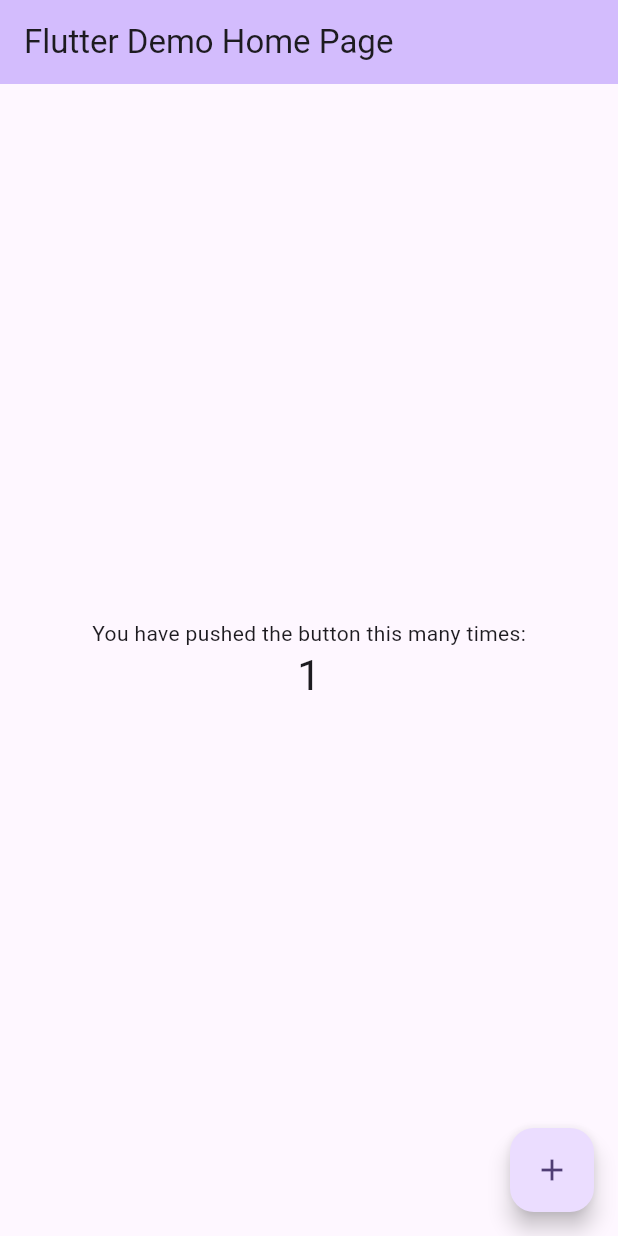
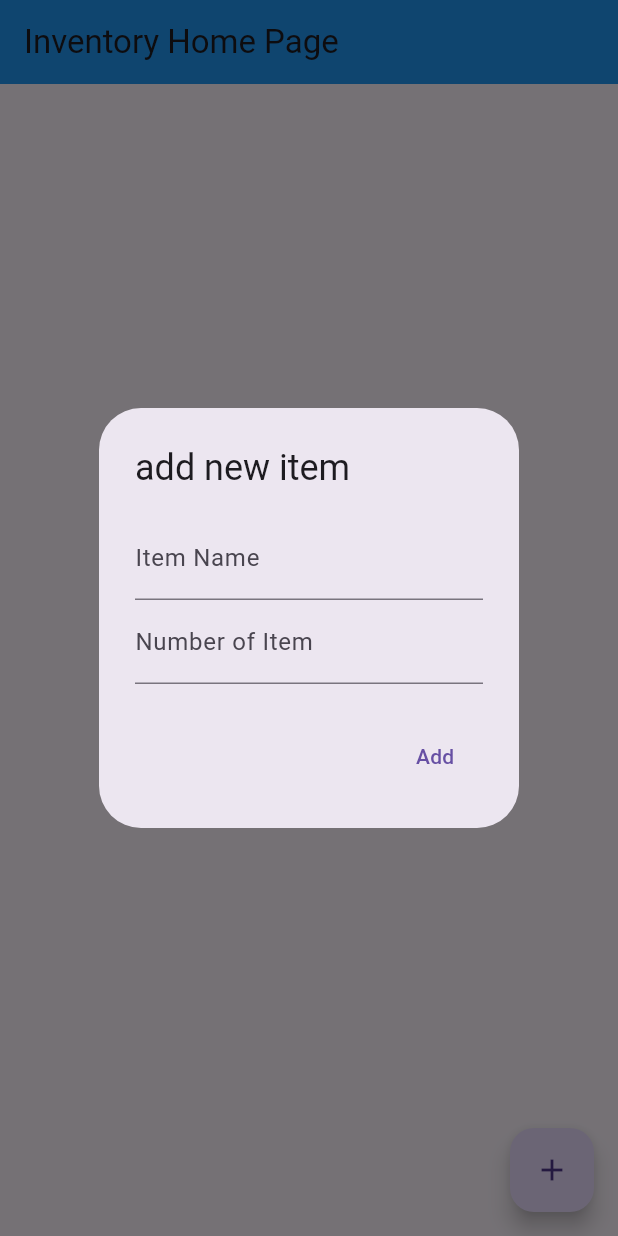
Before and after one commit to SunwooDua/cw6, a Flutter app: the screen it shows after launch, after a tap on the "add" icon, on a phone screen of 412 x 824 dp. Run offline on Flutter 3.47's test engine with Material 3 defaults, Android fonts, the phone set to English and light mode, and no system bars; our stand-ins replace cloud_firestore, firebase_core; accounts and stored records are empty.

```diff
--- a/lib/main.dart
+++ b/lib/main.dart
@@ -1,122 +1,184 @@
+import 'package:firebase_core/firebase_core.dart';
 import 'package:flutter/material.dart';
+import 'package:cloud_firestore/cloud_firestore.dart'; // Import Firestore
 
-void main() {
-  runApp(const MyApp());
+void main() async {
+  WidgetsFlutterBinding.ensureInitialized();
+  await Firebase.initializeApp();
+  runApp(InventoryApp());
 }
 
-class MyApp extends StatelessWidget {
-  const MyApp({super.key});
-
-  // This widget is the root of your application.
+class InventoryApp extends StatelessWidget {
   @override
   Widget build(BuildContext context) {
     return MaterialApp(
-      title: 'Flutter Demo',
-      theme: ThemeData(
-        // This is the theme of your application.
-        //
-        // TRY THIS: Try running your application with "flutter run". You'll see
-        // the application has a purple toolbar. Then, without quitting the app,
-        // try changing the seedColor in the colorScheme below to Colors.green
-        // and then invoke "hot reload" (save your changes or press the "hot
-        // reload" button in a Flutter-supported IDE, or press "r" if you used
-        // the command line to start the app).
-        //
-        // Notice that the counter didn't reset back to zero; the application
-        // state is not lost during the reload. To reset the state, use hot
-        // restart instead.
-        //
-        // This works for code too, not just values: Most code changes can be
-        // tested with just a hot reload.
-        colorScheme: ColorScheme.fromSeed(seedColor: Colors.deepPurple),
-      ),
-      home: const MyHomePage(title: 'Flutter Demo Home Page'),
+      title: 'Inventory Management App',
+      theme: ThemeData(primarySwatch: Colors.blue),
+      home: InventoryHomePage(title: 'Inventory Home Page'),
     );
   }
 }
 
-class MyHomePage extends StatefulWidget {
-  const MyHomePage({super.key, required this.title});
-
-  // This widget is the home page of your application. It is stateful, meaning
-  // that it has a State object (defined below) that contains fields that affect
-  // how it looks.
-
-  // This class is the configuration for the state. It holds the values (in this
-  // case the title) provided by the parent (in this case the App widget) and
-  // used by the build method of the State. Fields in a Widget subclass are
-  // always marked "final".
-
+class InventoryHomePage extends StatefulWidget {
+  InventoryHomePage({Key? key, required this.title}) : super(key: key);
   final String title;
 
   @override
-  State<MyHomePage> createState() => _MyHomePageState();
+  _InventoryHomePageState createState() => _InventoryHomePageState();
 }
 
-class _MyHomePageState extends State<MyHomePage> {
-  int _counter = 0;
-
-  void _incrementCounter() {
-    setState(() {
-      // This call to setState tells the Flutter framework that something has
-      // changed in this State, which causes it to rerun the build method below
-      // so that the display can reflect the updated values. If we changed
-      // _counter without calling setState(), then the build method would not be
-      // called again, and so nothing would appear to happen.
-      _counter++;
-    });
+class _InventoryHomePageState extends State<InventoryHomePage> {
+  // delete button
+  void deleteItem(String itemId) {
+    _firestore.collection('inventory').doc(itemId).delete();
   }
 
+  void itemAdd() {
+    final TextEditingController nameController = TextEditingController();
+    final TextEditingController quantityController = TextEditingController();
+
+    showDialog(
+      context: context,
+      builder: (BuildContext context) {
+        return AlertDialog(
+          title: Text("add new item"),
+          content: Column(
+            mainAxisAlignment: MainAxisAlignment.center,
+            mainAxisSize: MainAxisSize.min,
+            children: [
+              TextField(
+                controller: nameController,
+                decoration: InputDecoration(labelText: 'Item Name'),
+              ),
+              TextField(
+                controller: quantityController,
+                decoration: InputDecoration(labelText: 'Number of Item'),
+              ),
+            ],
+          ),
+          actions: [
+            TextButton(
+              onPressed: () {
+                // button
+                String name = nameController.text.trim();
+                int quantity =
+                    int.tryParse(quantityController.text.trim()) ?? 0;
+                _firestore.collection('inventory').add({
+                  'name': name,
+                  'quantity': quantity,
+                });
+              },
+              child: Text("Add"),
+            ),
+          ],
+        );
+      },
+    );
+  }
+
+  void itemUpdate(String itemId) {
+    final TextEditingController nameController = TextEditingController();
+    final TextEditingController quantityController = TextEditingController();
+
+    showDialog(
+      context: context,
+      builder: (BuildContext context) {
+        return AlertDialog(
+          title: Text("update item"),
+          content: Column(
+            mainAxisAlignment: MainAxisAlignment.center,
+            mainAxisSize: MainAxisSize.min,
+            children: [
+              TextField(
+                controller: nameController,
+                decoration: InputDecoration(labelText: 'Item Name'),
+              ),
+              TextField(
+                controller: quantityController,
+                decoration: InputDecoration(labelText: 'Number of Item'),
+              ),
+            ],
+          ),
+          actions: [
+            TextButton(
+              onPressed: () {
+                // button
+                String name = nameController.text.trim();
+                int quantity =
+                    int.tryParse(quantityController.text.trim()) ?? 0;
+                _firestore.collection('inventory').doc(itemId).update({
+                  'name': name,
+                  'quantity': quantity,
+                });
+              },
+              child: Text("Update"),
+            ),
+          ],
+        );
+      },
+    );
+  }
+
+  // Firebase Firestore instance
+  final FirebaseFirestore _firestore = FirebaseFirestore.instance;
+
+  // UI to display Firestore data
   @override
   Widget build(BuildContext context) {
-    // This method is rerun every time setState is called, for instance as done
-    // by the _incrementCounter method above.
-    //
-    // The Flutter framework has been optimized to make rerunning build methods
-    // fast, so that you can just rebuild anything that needs updating rather
-    // than having to individually change instances of widgets.
     return Scaffold(
-      appBar: AppBar(
-        // TRY THIS: Try changing the color here to a specific color (to
-        // Colors.amber, perhaps?) and trigger a hot reload to see the AppBar
-        // change color while the other colors stay the same.
-        backgroundColor: Theme.of(context).colorScheme.inversePrimary,
-        // Here we take the value from the MyHomePage object that was created by
-        // the App.build method, and use it to set our appbar title.
-        title: Text(widget.title),
-      ),
+      appBar: AppBar(title: Text(widget.title), backgroundColor: Colors.blue),
       body: Center(
-        // Center is a layout widget. It takes a single child and positions it
-        // in the middle of the parent.
-        child: Column(
-          // Column is also a layout widget. It takes a list of children and
-          // arranges them vertically. By default, it sizes itself to fit its
-          // children horizontally, and tries to be as tall as its parent.
-          //
-          // Column has various properties to control how it sizes itself and
-          // how it positions its children. Here we use mainAxisAlignment to
-          // center the children vertically; the main axis here is the vertical
-          // axis because Columns are vertical (the cross axis would be
-          // horizontal).
-          //
-          // TRY THIS: Invoke "debug painting" (choose the "Toggle Debug Paint"
-          // action in the IDE, or press "p" in the console), to see the
-          // wireframe for each widget.
-          mainAxisAlignment: MainAxisAlignment.center,
-          children: <Widget>[
-            const Text('You have pushed the button this many times:'),
-            Text(
-              '$_counter',
-              style: Theme.of(context).textTheme.headlineMedium,
-            ),
-          ],
+        child: StreamBuilder<QuerySnapshot>(
+          stream: _firestore.collection('inventory').snapshots(),
+          builder: (context, snapshot) {
+            if (snapshot.connectionState == ConnectionState.waiting) {
+              return CircularProgressIndicator(); // Loading indicator
+            } else if (snapshot.hasError) {
+              return Text('Error: ${snapshot.error}');
+            }
+
+            final items = snapshot.data?.docs ?? [];
+            return ListView.builder(
+              itemCount: items.length,
+              itemBuilder: (context, index) {
+                var item = items[index].data() as Map<String, dynamic>;
+                String itemId = items[index].id; // used for deletion
+                return Padding(
+                  padding: const EdgeInsets.all(8.0),
+                  child: Container(
+                    decoration: BoxDecoration(
+                      border: Border.all(color: Colors.black),
+                    ),
+                    child: ListTile(
+                      leading: ElevatedButton(
+                        onPressed: () {
+                          itemUpdate(itemId);
+                        },
+                        child: Text('update'),
+                      ),
+                      title: Text(item['name'] ?? 'Unknown Item'),
+                      subtitle: Text(item['quantity'].toString() ?? '0'),
+                      trailing: ElevatedButton(
+                        onPressed: () {
+                          deleteItem(itemId);
+                        },
+                        child: Text('delete'),
+                      ),
+                    ),
+                  ),
+                );
+              },
+            );
+          },
         ),
       ),
       floatingActionButton: FloatingActionButton(
-        onPressed: _incrementCounter,
-        tooltip: 'Increment',
-        child: const Icon(Icons.add),
-      ), // This trailing comma makes auto-formatting nicer for build methods.
+        onPressed: () {
+          itemAdd();
+        },
+        tooltip: 'Add Item',
+        child: Icon(Icons.add),
+      ),
     );
   }
 }
--- a/pubspec.yaml
+++ b/pubspec.yaml
@@ -30,6 +30,8 @@ environment:
 dependencies:
   flutter:
     sdk: flutter
+  firebase_core:
+  cloud_firestore:
 
   # The following adds the Cupertino Icons font to your application.
   # Use with the CupertinoIcons class for iOS style icons.
```
Also changed, not shown: firebase.json (added), lib/firebase_options.dart (added), pubspec.lock, 6 other files.
